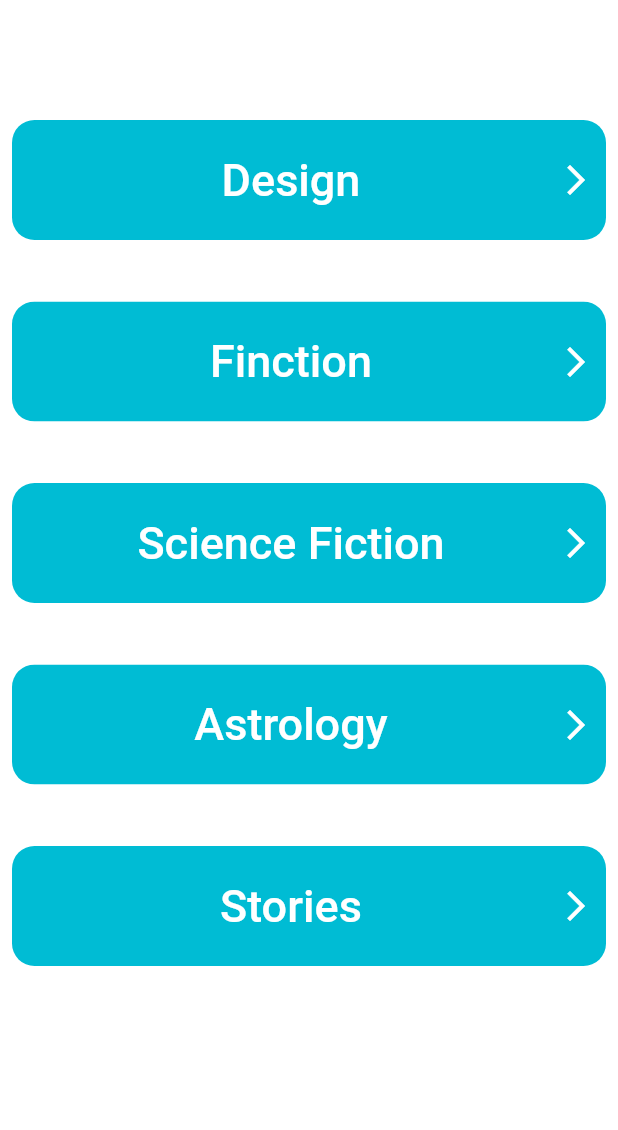
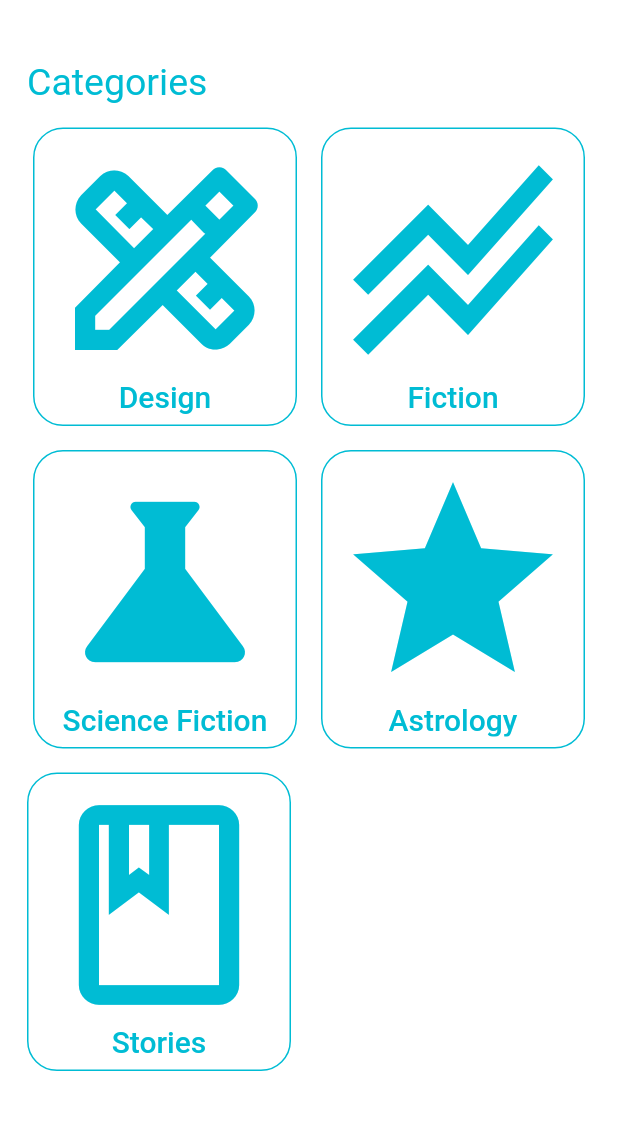
Before and after one commit to majdawad97/E-library, a Flutter app: the Category screen opened directly, on a phone screen of 412 x 824 dp, the part 72-1202 px from its top. Run offline on Flutter 3.47's test engine with Material 2 defaults, Android fonts, the light colour scheme and no system bars; our stand-ins replace carousel_slider, responsive_grid.

Commit message:
edit category

```diff
--- a/lib/main_screen/category.dart
+++ b/lib/main_screen/category.dart
@@ -73,178 +73,218 @@ class _CategoryState extends State<Category> {
             elevation: 0,
             backgroundColor: Colors.white,
           ),
-          body: Padding(
-            padding: const EdgeInsets.fromLTRB(0.0, 50.0, 0.0, 0.0),
+          body: SingleChildScrollView(
+            child: Padding(
+              padding: const EdgeInsets.all(10),
               child: Column(
+                mainAxisAlignment: MainAxisAlignment.center,
+                crossAxisAlignment: CrossAxisAlignment.center,
                 children: [
-                TextButton(
+                  Padding(
+                    padding: const EdgeInsets.all(8.0),
+                    child: Align(
+                      alignment: Alignment.topLeft,
+                      child: Text(
+                        'Categories',
+                        style: TextStyle(fontSize: 25, color: Colors.cyan),
+                      ),
+                    ),
+                  ),
+                  Row(
+                    mainAxisAlignment: MainAxisAlignment.center,
+                    crossAxisAlignment: CrossAxisAlignment.center,
+                    children: [
+                      Padding(
+                        padding: const EdgeInsets.all(8.0),
+                        child: TextButton(
                           onPressed: () {},
                           child: ClipRRect(
                             borderRadius: BorderRadius.circular(15),
-                    child: Container(
-                      height: 80.0,
-                      width: MediaQuery.of(context).size.width,
+                            child: Column(
+                              mainAxisAlignment: MainAxisAlignment.center,
+                              crossAxisAlignment: CrossAxisAlignment.center,
+                              children: [
+                                Icon(
+                                  Icons.design_services_outlined,
+                                  size: 160,
                                   color: Colors.cyan,
-                      child: Padding(
-                        padding: const EdgeInsets.all(8.0),
-                        child: Row(
-                          mainAxisAlignment: MainAxisAlignment.spaceBetween,
-                          children: [
-                            SizedBox(
-                              height: 20,
                                 ),
                                 Text(
                                   'Design',
-                              style:
-                                  TextStyle(fontSize: 30, color: Colors.white),
-                            ),
-                            Icon(
-                              Icons.arrow_forward_ios_outlined,
-                              color: Colors.white,
+                                  style: TextStyle(
+                                      fontSize: 20, color: Colors.cyan),
                                 ),
                               ],
                             ),
                           ),
+                          style: TextButton.styleFrom(
+                              backgroundColor: Colors.white,
+                              primary: Colors.grey,
+                              shape: RoundedRectangleBorder(
+                                side: BorderSide(
+                                  color: Colors.cyan,
+                                ),
+                                borderRadius:
+                                    BorderRadius.all(Radius.circular(20)),
+                              )),
                         ),
                       ),
-                ),
-                SizedBox(
-                  height: 25,
-                ),
-                TextButton(
+                      Padding(
+                        padding: const EdgeInsets.all(8.0),
+                        child: TextButton(
                           onPressed: () {},
                           child: ClipRRect(
                             borderRadius: BorderRadius.circular(15),
-                    child: Container(
-                      height: 80.0,
-                      width: MediaQuery.of(context).size.width,
+                            child: Column(
+                              mainAxisAlignment: MainAxisAlignment.center,
+                              crossAxisAlignment: CrossAxisAlignment.center,
+                              children: [
+                                Icon(
+                                  Icons.stacked_line_chart_sharp,
+                                  size: 160,
                                   color: Colors.cyan,
-                      child: Padding(
-                        padding: const EdgeInsets.all(8.0),
-                        child: Row(
-                          mainAxisAlignment: MainAxisAlignment.spaceBetween,
-                          children: [
-                            SizedBox(
-                              height: 20,
                                 ),
                                 Text(
-                              'Finction',
-                              style:
-                                  TextStyle(fontSize: 30, color: Colors.white),
-                            ),
-                            Icon(
-                              Icons.arrow_forward_ios_outlined,
-                              color: Colors.white,
+                                  'Fiction',
+                                  style: TextStyle(
+                                      fontSize: 20, color: Colors.cyan),
                                 ),
                               ],
                             ),
                           ),
+                          style: TextButton.styleFrom(
+                              backgroundColor: Colors.white,
+                              primary: Colors.grey,
+                              shape: RoundedRectangleBorder(
+                                side: BorderSide(
+                                  color: Colors.cyan,
+                                ),
+                                borderRadius:
+                                    BorderRadius.all(Radius.circular(20)),
+                              )),
                         ),
                       ),
+                    ],
                   ),
-                SizedBox(
-                  height: 25,
-                ),
-                TextButton(
+                  Row(
+                    mainAxisAlignment: MainAxisAlignment.center,
+                    crossAxisAlignment: CrossAxisAlignment.center,
+                    children: [
+                      Padding(
+                        padding: const EdgeInsets.all(8.0),
+                        child: TextButton(
                           onPressed: () {},
                           child: ClipRRect(
                             borderRadius: BorderRadius.circular(15),
-                    child: Container(
-                      height: 80.0,
-                      width: MediaQuery.of(context).size.width,
+                            child: Column(
+                              mainAxisAlignment: MainAxisAlignment.center,
+                              crossAxisAlignment: CrossAxisAlignment.center,
+                              children: [
+                                Icon(
+                                  Icons.science_sharp,
+                                  size: 160,
                                   color: Colors.cyan,
-                      child: Padding(
-                        padding: const EdgeInsets.all(8.0),
-                        child: Row(
-                          mainAxisAlignment: MainAxisAlignment.spaceBetween,
-                          children: [
-                            SizedBox(
-                              height: 20,
                                 ),
                                 Text(
                                   'Science Fiction',
-                              style:
-                                  TextStyle(fontSize: 30, color: Colors.white),
-                            ),
-                            Icon(
-                              Icons.arrow_forward_ios_outlined,
-                              color: Colors.white,
+                                  style: TextStyle(
+                                      fontSize: 20, color: Colors.cyan),
                                 ),
                               ],
                             ),
                           ),
+                          style: TextButton.styleFrom(
+                              backgroundColor: Colors.white,
+                              primary: Colors.grey,
+                              shape: RoundedRectangleBorder(
+                                side: BorderSide(
+                                  color: Colors.cyan,
+                                ),
+                                borderRadius:
+                                    BorderRadius.all(Radius.circular(20)),
+                              )),
                         ),
                       ),
-                ),
-                SizedBox(
-                  height: 25,
-                ),
-                TextButton(
+                      Padding(
+                        padding: const EdgeInsets.all(8.0),
+                        child: TextButton(
                           onPressed: () {},
                           child: ClipRRect(
                             borderRadius: BorderRadius.circular(15),
-                    child: Container(
-                      height: 80.0,
-                      width: MediaQuery.of(context).size.width,
+                            child: Column(
+                              mainAxisAlignment: MainAxisAlignment.center,
+                              crossAxisAlignment: CrossAxisAlignment.center,
+                              children: [
+                                Icon(
+                                  Icons.star,
+                                  size: 160,
                                   color: Colors.cyan,
-                      child: Padding(
-                        padding: const EdgeInsets.all(8.0),
-                        child: Row(
-                          mainAxisAlignment: MainAxisAlignment.spaceBetween,
-                          children: [
-                            SizedBox(
-                              height: 20,
                                 ),
                                 Text(
                                   'Astrology',
-                              style:
-                                  TextStyle(fontSize: 30, color: Colors.white),
-                            ),
-                            Icon(
-                              Icons.arrow_forward_ios_outlined,
-                              color: Colors.white,
+                                  style: TextStyle(
+                                      fontSize: 20, color: Colors.cyan),
                                 ),
                               ],
                             ),
                           ),
+                          style: TextButton.styleFrom(
+                              backgroundColor: Colors.white,
+                              primary: Colors.grey,
+                              shape: RoundedRectangleBorder(
+                                side: BorderSide(
+                                  color: Colors.cyan,
+                                ),
+                                borderRadius:
+                                    BorderRadius.all(Radius.circular(20)),
+                              )),
                         ),
                       ),
+                    ],
                   ),
-                SizedBox(
-                  height: 25,
-                ),
-                TextButton(
+                  Row(
+                    mainAxisAlignment: MainAxisAlignment.start,
+                    crossAxisAlignment: CrossAxisAlignment.start,
+                    children: [
+                      Padding(
+                        padding: const EdgeInsets.all(8.0),
+                        child: TextButton(
                           onPressed: () {},
                           child: ClipRRect(
                             borderRadius: BorderRadius.circular(15),
-                    child: Container(
-                      height: 80.0,
-                      width: MediaQuery.of(context).size.width,
+                            child: Column(
+                              mainAxisAlignment: MainAxisAlignment.center,
+                              crossAxisAlignment: CrossAxisAlignment.center,
+                              children: [
+                                Icon(
+                                  Icons.book_outlined,
+                                  size: 160,
                                   color: Colors.cyan,
-                      child: Padding(
-                        padding: const EdgeInsets.all(8.0),
-                        child: Row(
-                          mainAxisAlignment: MainAxisAlignment.spaceBetween,
-                          children: [
-                            SizedBox(
-                              height: 20,
                                 ),
                                 Text(
                                   'Stories',
-                              style:
-                                  TextStyle(fontSize: 30, color: Colors.white),
-                            ),
-                            Icon(
-                              Icons.arrow_forward_ios_outlined,
-                              color: Colors.white,
+                                  style: TextStyle(
+                                      fontSize: 20, color: Colors.cyan),
                                 ),
                               ],
                             ),
                           ),
+                          style: TextButton.styleFrom(
+                              backgroundColor: Colors.white,
+                              primary: Colors.grey,
+                              shape: RoundedRectangleBorder(
+                                side: BorderSide(
+                                  color: Colors.cyan,
                                 ),
+                                borderRadius:
+                                    BorderRadius.all(Radius.circular(20)),
+                              )),
                         ),
                       ),
                     ],
+                  ),
+                ],
+              ),
             ),
           )),
     );
```
Lines whose indentation alone changed are shown as unchanged.
